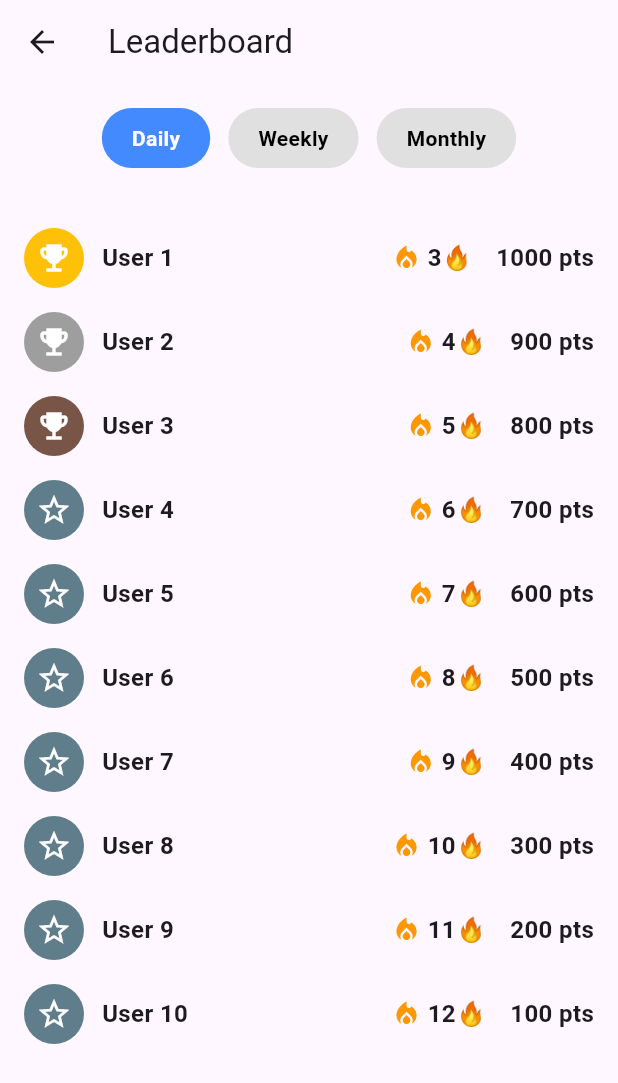
After one commit to BrawlerXull/Smart-Health, a Flutter app: the LeaderboardView screen opened by its route, on a phone screen of 412 x 824 dp. The commit adds this screen. Shown: the top 1083 px of the screen. Run offline on Flutter 3.47's test engine with Material 3 defaults, Android fonts, the phone set to English and light mode, and no system bars; our stand-ins replace firebase_auth, firebase_core, flutter_tts, get, google_nav_bar, line_icons and 1 more; missing offline and left inert: dotted_dashed_line, simple_animation_progress_bar; accounts and stored records are empty.

Commit message:
Leaderboard added

```diff
--- a/lib/app/modules/home/bindings/home_binding.dart
+++ b/lib/app/modules/home/bindings/home_binding.dart
@@ -1,6 +1,7 @@
 import 'package:get/get.dart';
 import 'package:smart_health/app/modules/challenges/controllers/challenges_controller.dart';
 import 'package:smart_health/app/modules/dashboard/controllers/dashboard_controller.dart';
+import 'package:smart_health/app/modules/leaderboard/controllers/leaderboard_controller.dart';
 import 'package:smart_health/app/modules/reminders/controllers/reminders_controller.dart';
 import 'package:smart_health/app/modules/medi_buddy/controllers/medi_buddy_controller.dart';
 
@@ -16,6 +17,7 @@ class HomeBinding extends Bindings {
     Get.put<RemindersController>(RemindersController());
     Get.put<ChallengesController>(ChallengesController());
     Get.put<MediBuddyController>(MediBuddyController());
+    Get.put<LeaderboardController>(LeaderboardController());
 
   }
 }
--- a/lib/app/modules/home/views/home_view.dart
+++ b/lib/app/modules/home/views/home_view.dart
@@ -4,6 +4,7 @@ import 'package:google_nav_bar/google_nav_bar.dart';
 import 'package:line_icons/line_icons.dart';
 import 'package:smart_health/app/modules/challenges/views/challenges_view.dart';
 import 'package:smart_health/app/modules/dashboard/views/dashboard_view.dart';
+import 'package:smart_health/app/modules/leaderboard/views/leaderboard_view.dart';
 import 'package:smart_health/app/modules/medi_buddy/views/medi_buddy_view.dart';
 import 'package:smart_health/app/modules/reminders/views/reminders_view.dart';
 
@@ -20,6 +21,7 @@ class HomeView extends GetView<HomeController> {
     RemindersView(),
     ChallengesView(),
     MediBuddyView(),
+    LeaderboardView(),
   ];
 
   @override
@@ -48,7 +50,7 @@ class HomeView extends GetView<HomeController> {
                 gap: 8,
                 activeColor: Colors.black,
                 iconSize: 24,
-                padding: EdgeInsets.symmetric(horizontal: 20, vertical: 12),
+                padding: EdgeInsets.symmetric(horizontal: 15, vertical:7),
                 duration: Duration(milliseconds: 400),
                 tabBackgroundColor: Colors.grey[100]!,
                 color: Colors.black,
@@ -57,6 +59,7 @@ class HomeView extends GetView<HomeController> {
                   GButton(icon: LineIcons.check, text: 'Check'),
                   GButton(icon: LineIcons.tasks, text: 'Challenges'),
                   GButton(icon: LineIcons.doctor, text: 'MediBuddy'),
+                  GButton(icon: LineIcons.school, text: 'Leaderboard'),
                 ],
                 selectedIndex: controller.selectedIndex.value,
                 onTabChange: controller.changeIndex,
--- /dev/null
+++ b/lib/app/modules/leaderboard/bindings/leaderboard_binding.dart
@@ -0,0 +1,12 @@
+import 'package:get/get.dart';
+
+import '../controllers/leaderboard_controller.dart';
+
+class LeaderboardBinding extends Bindings {
+  @override
+  void dependencies() {
+    Get.find<LeaderboardController>(
+
+    );
+  }
+}
--- /dev/null
+++ b/lib/app/modules/leaderboard/controllers/leaderboard_controller.dart
@@ -0,0 +1,14 @@
+import 'package:get/get.dart';
+class LeaderboardController extends GetxController {
+  var selectedTab = "Daily".obs;
+
+  List<Map<String, dynamic>> getLeaderboardData() {
+    if (selectedTab.value == "Daily") {
+      return List.generate(10, (index) => {"name": "User $index", "points": (10 - index) * 100});
+    } else if (selectedTab.value == "Weekly") {
+      return List.generate(10, (index) => {"name": "User $index", "points": (10 - index) * 700});
+    } else {
+      return List.generate(10, (index) => {"name": "User $index", "points": (10 - index) * 3000});
+    }
+  }
+}
--- /dev/null
+++ b/lib/app/modules/leaderboard/views/leaderboard_view.dart
@@ -0,0 +1,162 @@
+import 'package:flutter/material.dart';
+import 'package:get/get.dart';
+
+import '../controllers/leaderboard_controller.dart';
+
+import 'package:flutter/material.dart';
+
+class ColorConsts {
+  static const background = Colors.white;
+  static const whiteCl = Colors.white;
+  static const bluePrimary = Color(0xFF438AAC);
+  static const lightGrey = Color(0xffeeeeee);
+  static const greenAccent = Color(0xffC3DF17);
+  static const yellowAccent = Color(0xffEFC800);
+  static const orangeAccent = Color(0xffEFC800);
+  static const orangeCl = Color(0xffFF964F);
+  static const redAccent = Color(0xffFF6961);
+  static const tealPopAccent = Color(0xFF30C3D5);
+  static const blackText = Colors.black87;
+  static const greySubtitle = Colors.grey;
+  static Color whiteOpacity15 = ColorConsts.whiteCl.withOpacity(0.15);
+  static Color greyOpacity02 = Colors.grey.withOpacity(0.2);
+  static const transparent = Colors.transparent;
+  static const Color greyLight = Color(0xFFE0E0E0);
+  static const Color grey600 = Color(0xFF757575);
+  static const Color black87 = Color(0xDD000000);
+}
+
+class LeaderboardView extends GetView<LeaderboardController> {
+  const LeaderboardView({super.key});
+
+  @override
+  Widget build(BuildContext context) {
+    return Scaffold(
+      appBar: AppBar(title: const Text('Leaderboard')),
+      body: Column(
+        children: [
+          const SizedBox(height: 16),
+
+          // Toggle Switch for Daily, Weekly, Monthly
+          Obx(() => Row(
+                mainAxisAlignment: MainAxisAlignment.center,
+                children: ["Daily", "Weekly", "Monthly"]
+                    .map((label) => _toggleButton(
+                          text: label,
+                          isSelected: controller.selectedTab.value == label,
+                          onTap: () => controller.selectedTab.value = label,
+                        ))
+                    .toList(),
+              )),
+
+          const SizedBox(height: 16),
+
+          // Leaderboard List
+          Expanded(
+            child: Obx(() {
+              final leaderboardData = controller.getLeaderboardData();
+              return ListView.builder(
+                padding: const EdgeInsets.all(16),
+                itemCount: leaderboardData.length,
+                itemBuilder: (context, index) =>
+                    _buildLeaderboardItem(index + 1),
+              );
+            }),
+          ),
+        ],
+      ),
+    );
+  }
+
+  Widget _toggleButton(
+      {required String text,
+      required bool isSelected,
+      required VoidCallback onTap}) {
+    return GestureDetector(
+      onTap: onTap,
+      child: Container(
+        padding: const EdgeInsets.symmetric(horizontal: 20, vertical: 10),
+        margin: const EdgeInsets.symmetric(horizontal: 6),
+        decoration: BoxDecoration(
+          color: isSelected ? Colors.blueAccent : Colors.grey[300],
+          borderRadius: BorderRadius.circular(20),
+        ),
+        child: Text(
+          text,
+          style: TextStyle(
+            fontWeight: FontWeight.bold,
+            color: isSelected ? Colors.white : Colors.black,
+          ),
+        ),
+      ),
+    );
+  }
+
+
+Widget _buildLeaderboardItem(int rank) {
+  IconData rankIcon;
+  Color rankColor;
+
+  // Assigning medal icons for top 3 positions
+  switch (rank) {
+    case 1:
+      rankIcon = Icons.emoji_events;
+      rankColor = Colors.amber;
+      break;
+    case 2:
+      rankIcon = Icons.emoji_events;
+      rankColor = Colors.grey;
+      break;
+    case 3:
+      rankIcon = Icons.emoji_events;
+      rankColor = Colors.brown;
+      break;
+    default:
+      rankIcon = Icons.star_border;
+      rankColor = Colors.blueGrey;
+  }
+
+  return Padding(
+    padding: const EdgeInsets.symmetric(vertical: 8),
+    child: Row(
+      children: [
+        // Rank Icon
+        CircleAvatar(
+          backgroundColor: rankColor,
+          child: Icon(rankIcon, color: Colors.white),
+        ),
+        const SizedBox(width: 12),
+
+        // Username
+        Text(
+          'User $rank',
+          style: const TextStyle(fontSize: 16, fontWeight: FontWeight.bold),
+        ),
+
+        const Spacer(),
+
+        // Streak
+        Row(
+          children: [
+            const Icon(Icons.local_fire_department, color: Colors.orange, size: 20),
+            const SizedBox(width: 4),
+            Text(
+              '${rank + 2}🔥',
+              style: const TextStyle(fontSize: 16, fontWeight: FontWeight.bold),
+            ),
+          ],
+        ),
+
+        const SizedBox(width: 16),
+
+        // Points
+        Text(
+          '${(11 - rank) * 100} pts',
+          style: const TextStyle(fontSize: 16, fontWeight: FontWeight.bold),
+        ),
+      ],
+    ),
+  );
+}
+
+}
--- a/lib/app/routes/app_pages.dart
+++ b/lib/app/routes/app_pages.dart
@@ -8,6 +8,8 @@ import '../modules/dashboard/bindings/dashboard_binding.dart';
 import '../modules/dashboard/views/dashboard_view.dart';
 import '../modules/home/bindings/home_binding.dart';
 import '../modules/home/views/home_view.dart';
+import '../modules/leaderboard/bindings/leaderboard_binding.dart';
+import '../modules/leaderboard/views/leaderboard_view.dart';
 import '../modules/medi_buddy/bindings/medi_buddy_binding.dart';
 import '../modules/medi_buddy/views/medi_buddy_view.dart';
 import '../modules/reminders/bindings/reminders_binding.dart';
@@ -51,5 +53,10 @@ class AppPages {
       page: () => const MediBuddyView(),
       binding: MediBuddyBinding(),
     ),
+    GetPage(
+      name: _Paths.LEADERBOARD,
+      page: () => const LeaderboardView(),
+      binding: LeaderboardBinding(),
+    ),
   ];
 }
--- a/lib/app/routes/app_routes.dart
+++ b/lib/app/routes/app_routes.dart
@@ -9,6 +9,7 @@ abstract class Routes {
   static const REMINDERS = _Paths.REMINDERS;
   static const CHALLENGES = _Paths.CHALLENGES;
   static const MEDI_BUDDY = _Paths.MEDI_BUDDY;
+  static const LEADERBOARD = _Paths.LEADERBOARD;
 }
 
 abstract class _Paths {
@@ -19,4 +20,5 @@ abstract class _Paths {
   static const REMINDERS = '/reminders';
   static const CHALLENGES = '/challenges';
   static const MEDI_BUDDY = '/medi-buddy';
+  static const LEADERBOARD = '/leaderboard';
 }
```
